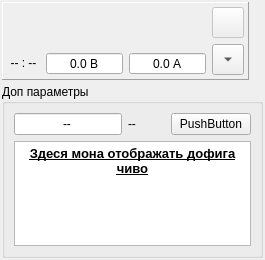
dostapazov/powermon_v4, file zrm/zrmchannelmimimal.ui: the form before one commit.
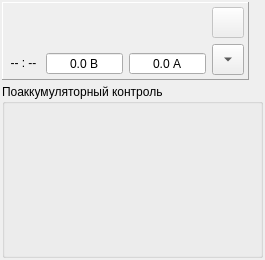
The form after the commit. Icons and pictures are not drawn. Custom widgets are drawn as their Qt base class.

Commit message: Cell View in ready

What changed in the file:
```diff
--- a/zrm/zrmchannelmimimal.ui
+++ b/zrm/zrmchannelmimimal.ui
@@ -19,7 +19,7 @@
   <property name="windowTitle">
    <string>Form</string>
   </property>
-  <layout class="QVBoxLayout" name="verticalLayout_2">
+  <layout class="QVBoxLayout" name="verticalLayout_2" stretch="0,2">
    <property name="spacing">
     <number>4</number>
    </property>
@@ -252,66 +252,18 @@
    </item>
    <item>
     <widget class="QGroupBox" name="extraPanel">
+     <property name="sizePolicy">
+      <sizepolicy hsizetype="Preferred" vsizetype="Preferred">
+       <horstretch>0</horstretch>
+       <verstretch>0</verstretch>
+      </sizepolicy>
+     </property>
      <property name="title">
-      <string>Доп параметры</string>
+      <string>Поаккумуляторный контроль</string>
      </property>
      <layout class="QVBoxLayout" name="verticalLayout_4">
       <item>
-       <layout class="QHBoxLayout" name="horizontalLayout_4">
-        <item>
-         <widget class="QLineEdit" name="ed_time">
-          <property name="sizePolicy">
-           <sizepolicy hsizetype="Fixed" vsizetype="Fixed">
-            <horstretch>0</horstretch>
-            <verstretch>0</verstretch>
-           </sizepolicy>
-          </property>
-          <property name="text">
-           <string>--</string>
-          </property>
-          <property name="maxLength">
-           <number>10</number>
-          </property>
-          <property name="alignment">
-           <set>Qt::AlignCenter</set>
-          </property>
-          <property name="readOnly">
-           <bool>true</bool>
-          </property>
-         </widget>
-        </item>
-        <item>
-         <widget class="QLabel" name="lbStageNum">
-          <property name="text">
-           <string>--</string>
-          </property>
-         </widget>
-        </item>
-        <item>
-         <widget class="QPushButton" name="pushButton">
-          <property name="text">
-           <string>PushButton</string>
-          </property>
-         </widget>
-        </item>
-       </layout>
-      </item>
-      <item>
-       <widget class="QTextBrowser" name="textBrowser">
-        <property name="sizePolicy">
-         <sizepolicy hsizetype="Expanding" vsizetype="Maximum">
-          <horstretch>0</horstretch>
-          <verstretch>0</verstretch>
-         </sizepolicy>
-        </property>
-        <property name="html">
-         <string>&lt;!DOCTYPE HTML PUBLIC &quot;-//W3C//DTD HTML 4.0//EN&quot; &quot;http://www.w3.org/TR/REC-html40/strict.dtd&quot;&gt;
-&lt;html&gt;&lt;head&gt;&lt;meta name=&quot;qrichtext&quot; content=&quot;1&quot; /&gt;&lt;meta charset=&quot;utf-8&quot; /&gt;&lt;style type=&quot;text/css&quot;&gt;
-p, li { white-space: pre-wrap; }
-&lt;/style&gt;&lt;/head&gt;&lt;body style=&quot; font-family:'Ubuntu'; font-size:10pt; font-weight:400; font-style:normal;&quot;&gt;
-&lt;p align=&quot;center&quot; style=&quot; margin-top:0px; margin-bottom:0px; margin-left:0px; margin-right:0px; -qt-block-indent:0; text-indent:0px;&quot;&gt;&lt;span style=&quot; font-weight:700; text-decoration: underline;&quot;&gt;Здеся мона отображать дофига чиво&lt;/span&gt;&lt;/p&gt;&lt;/body&gt;&lt;/html&gt;</string>
-        </property>
-       </widget>
+       <widget class="ZrmCellView" name="zrmCellView" native="true"/>
       </item>
      </layout>
     </widget>
@@ -319,6 +271,12 @@
   </layout>
  </widget>
  <customwidgets>
+  <customwidget>
+   <class>ZrmCellView</class>
+   <extends>QWidget</extends>
+   <header>zrmcellview.h</header>
+   <container>1</container>
+  </customwidget>
   <customwidget>
    <class>ZrmRelayBase</class>
    <extends>QWidget</extends>
```
Left out of the diff: 3 changed lines with no effect on the pictures. The commit also changes 2 other files.
